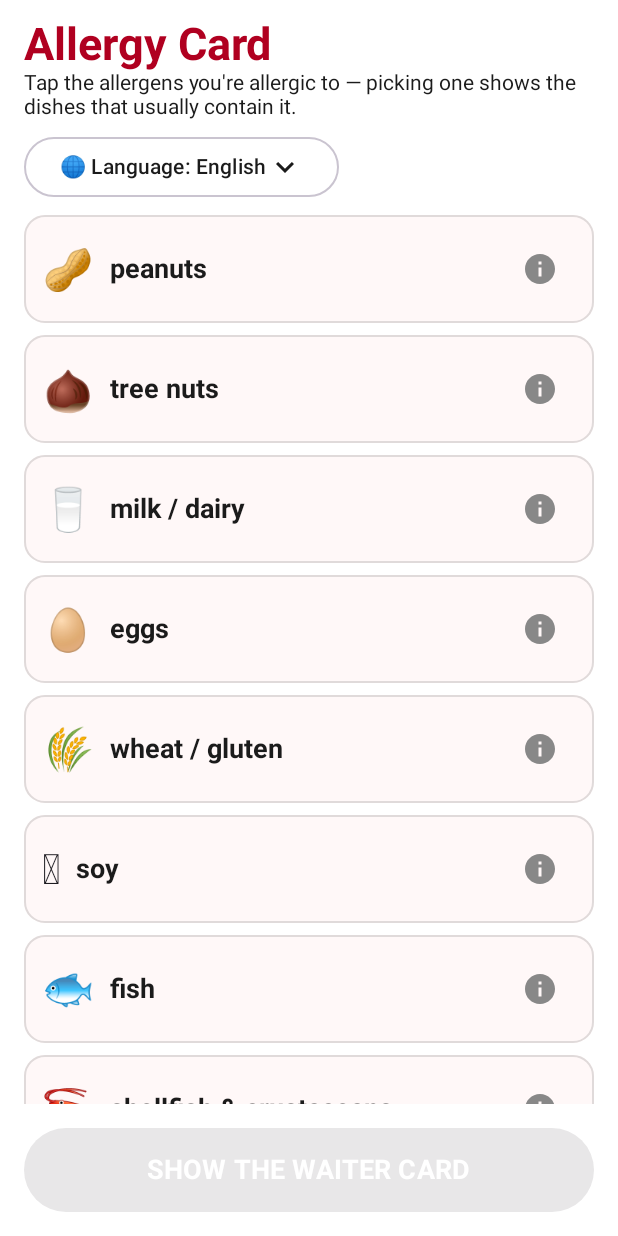
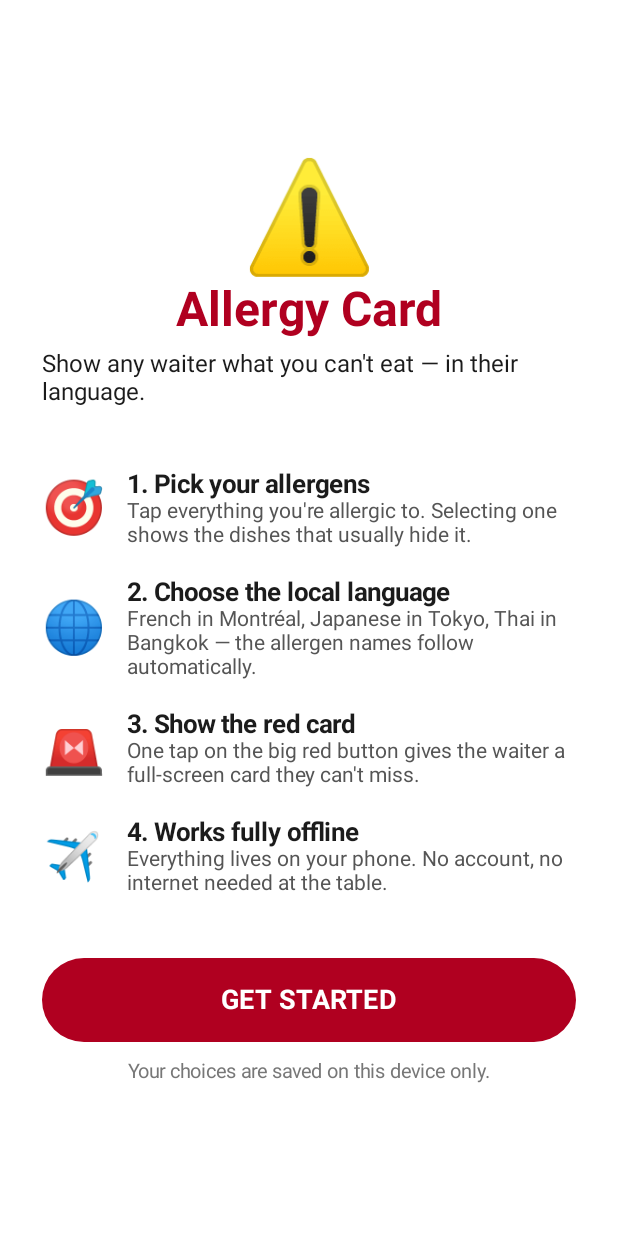
Before and after one commit to payne911/allergy-card, an Android app built with Jetpack Compose: the screen it shows after launch (MainActivity), on a phone screen of 412 x 824 dp. Run offline under Robolectric (Android 15) with nearby library versions, the light colour scheme and no system bars.

Commit message:
Add first-run walkthrough, offline web preview (docs/), local-only storage notes

```diff
--- a/app/src/main/java/com/schwing/allergycard/MainActivity.kt
+++ b/app/src/main/java/com/schwing/allergycard/MainActivity.kt
@@ -53,6 +53,7 @@ fun AllergyApp() {
     var expanded by remember { mutableStateOf(setOf<String>()) }
     var lang by remember { mutableStateOf(prefs.getString("lang", "en") ?: "en") }
     var showCard by remember { mutableStateOf(false) }
+    var showOnboarding by remember { mutableStateOf(!prefs.getBoolean("onboarded", false)) }
 
     LaunchedEffect(selected) { prefs.edit().putStringSet("selected", selected).apply() }
     LaunchedEffect(lang) { prefs.edit().putString("lang", lang).apply() }
@@ -98,6 +99,67 @@ fun AllergyApp() {
 
     if (showCard && selected.isNotEmpty()) {
         WaiterCard(lang = lang, selectedIds = selected, onChangeLang = { lang = it }, onClose = { showCard = false })
+    }
+
+    if (showOnboarding) {
+        Onboarding(onDone = {
+            prefs.edit().putBoolean("onboarded", true).apply()
+            showOnboarding = false
+        })
+    }
+}
+
+@Composable
+fun Onboarding(onDone: () -> Unit) {
+    Dialog(
+        onDismissRequest = onDone,
+        properties = DialogProperties(usePlatformDefaultWidth = false),
+    ) {
+        Surface(modifier = Modifier.fillMaxSize(), color = PageBg) {
+            Column(
+                Modifier.fillMaxSize().verticalScroll(rememberScrollState()).padding(28.dp),
+                horizontalAlignment = Alignment.CenterHorizontally,
+                verticalArrangement = Arrangement.Center,
+            ) {
+                Text("⚠️", fontSize = 72.sp)
+                Text("Allergy Card", color = AlertRed, fontSize = 32.sp, fontWeight = FontWeight.Bold)
+                Spacer(Modifier.height(8.dp))
+                Text("Show any waiter what you can't eat — in their language.", color = Ink, fontSize = 16.sp)
+                Spacer(Modifier.height(32.dp))
+
+                OnboardingStep("1", "🎯", "Pick your allergens", "Tap everything you're allergic to. Selecting one shows the dishes that usually hide it.")
+                OnboardingStep("2", "🌐", "Choose the local language", "French in Montréal, Japanese in Tokyo, Thai in Bangkok — the allergen names follow automatically.")
+                OnboardingStep("3", "🚨", "Show the red card", "One tap on the big red button gives the waiter a full-screen card they can't miss.")
+                OnboardingStep("4", "✈️", "Works fully offline", "Everything lives on your phone. No account, no internet needed at the table.")
+
+                Spacer(Modifier.height(32.dp))
+                Button(
+                    onClick = onDone,
+                    colors = ButtonDefaults.buttonColors(containerColor = AlertRed),
+                    modifier = Modifier.fillMaxWidth().height(56.dp),
+                    shape = RoundedCornerShape(28.dp),
+                ) {
+                    Text("GET STARTED", fontSize = 18.sp, fontWeight = FontWeight.Bold, color = Color.White)
+                }
+                Spacer(Modifier.height(12.dp))
+                Text("Your choices are saved on this device only.", color = Color(0xFF777777), fontSize = 13.sp)
+            }
+        }
+    }
+}
+
+@Composable
+fun OnboardingStep(number: String, emoji: String, title: String, body: String) {
+    Row(
+        Modifier.fillMaxWidth().padding(vertical = 10.dp),
+        verticalAlignment = Alignment.CenterVertically,
+    ) {
+        Text(emoji, fontSize = 34.sp)
+        Spacer(Modifier.width(14.dp))
+        Column {
+            Text("$number. $title", fontWeight = FontWeight.Bold, fontSize = 17.sp, color = Ink)
+            Text(body, fontSize = 14.sp, color = Color(0xFF555555))
+        }
     }
 }
 
```
Also changed, not shown: 5 other files.
